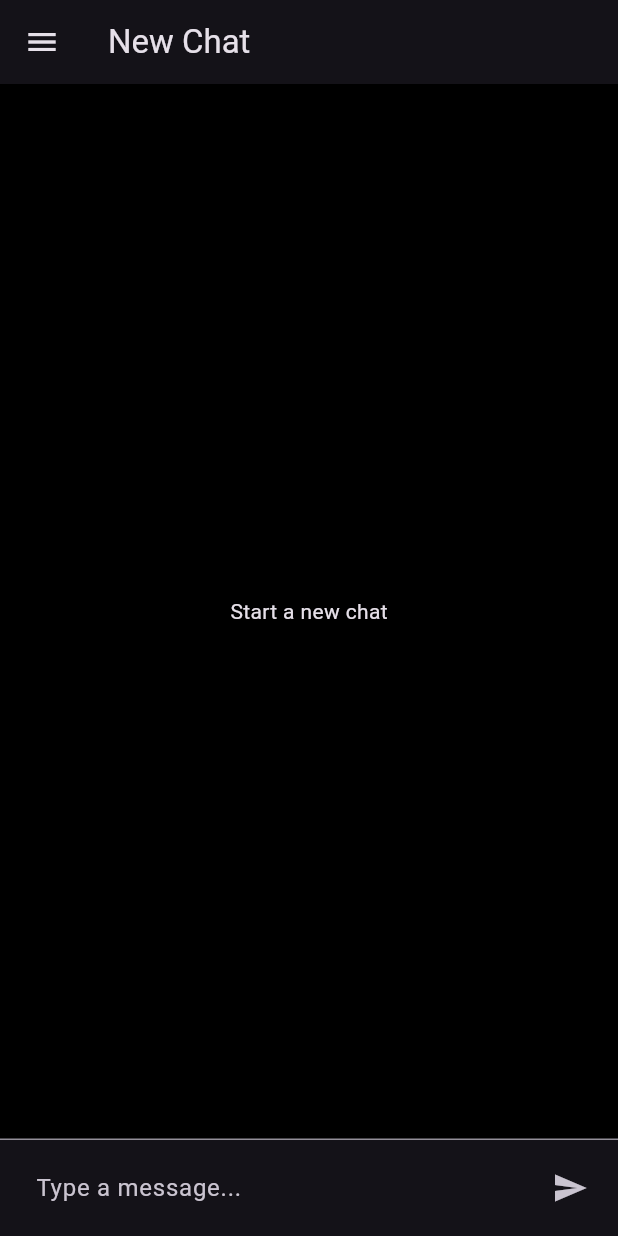
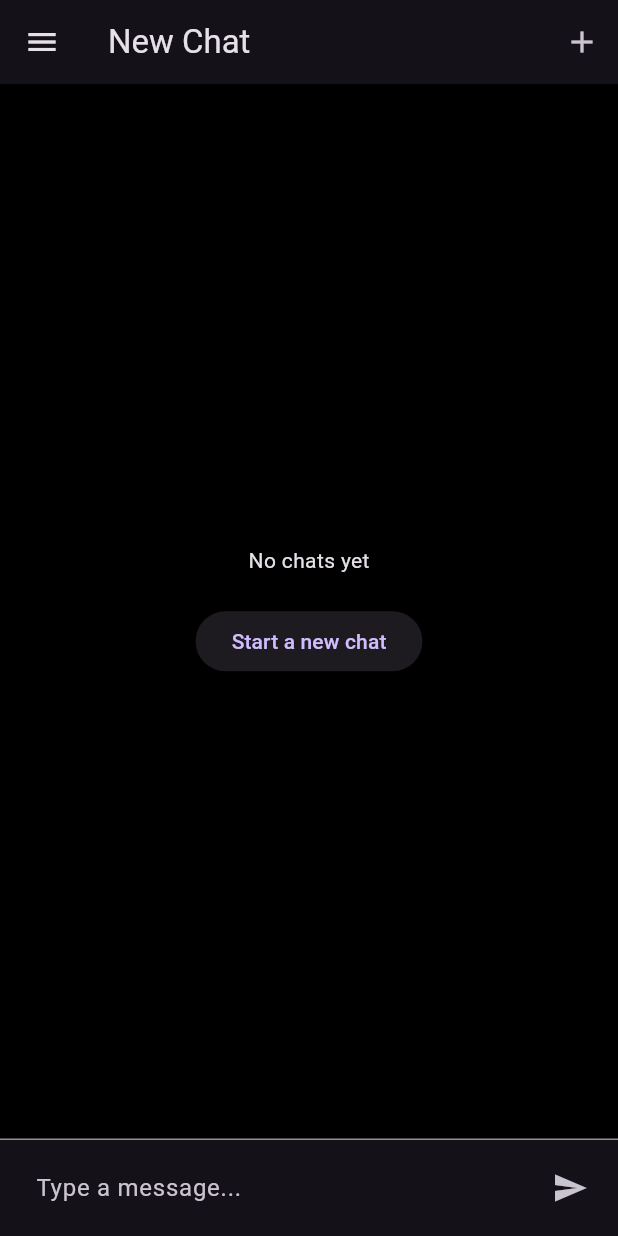
Before and after one commit to jamalihassan0307/Flutter-ChatGPT-Text-and-image-generater, a Flutter app: the ChatScreen screen opened by its route, on a phone screen of 412 x 824 dp. Run offline on Flutter 3.47's test engine with Material 3 defaults, Android fonts, the phone set to English and light mode, and no system bars; our stand-ins replace another_flushbar, cached_network_image, dio, flutter_dotenv, flutter_riverpod, fluttertoast and 2 more; missing offline and left inert: markdown_widget; accounts and stored records are empty.

Commit message:
feat: Add new chat creation and UI improvements in ChatScreen
- Implemented _handleNewChat method for creating new chats via dialog
- Added "New Chat" button in AppBar and empty state screen
- Enhanced empty state UI with a centered message and create chat button
- Simplified chat creation logic when sending first message

```diff
--- a/lib/data/view/chat/chat_screen.dart
+++ b/lib/data/view/chat/chat_screen.dart
@@ -36,6 +36,51 @@ class _ChatScreenState extends ConsumerState<ChatScreen> {
     }
   }
 
+  void _handleNewChat() {
+    showDialog(
+      context: context,
+      builder: (context) => AlertDialog(
+        title: const Text('New Chat'),
+        content: TextField(
+          autofocus: true,
+          decoration: const InputDecoration(
+            hintText: 'Enter chat name',
+            border: OutlineInputBorder(),
+          ),
+          onSubmitted: (value) {
+            if (value.isNotEmpty) {
+              ref.read(chatProvider.notifier).createChat(value).then((_) {
+                final chats = ref.read(chatProvider);
+                if (chats.isNotEmpty) {
+                  setState(() => _selectedChatId = chats.last.id);
+                }
+                Navigator.pop(context);
+              });
+            }
+          },
+        ),
+        actions: [
+          TextButton(
+            onPressed: () => Navigator.pop(context),
+            child: const Text('Cancel'),
+          ),
+          TextButton(
+            onPressed: () {
+              ref.read(chatProvider.notifier).createChat('New Chat').then((_) {
+                final chats = ref.read(chatProvider);
+                if (chats.isNotEmpty) {
+                  setState(() => _selectedChatId = chats.last.id);
+                }
+                Navigator.pop(context);
+              });
+            },
+            child: const Text('Create'),
+          ),
+        ],
+      ),
+    );
+  }
+
   @override
   Widget build(BuildContext context) {
     final chats = ref.watch(chatProvider);
@@ -49,6 +94,12 @@ class _ChatScreenState extends ConsumerState<ChatScreen> {
     return Scaffold(
       appBar: AppBar(
         title: Text(currentChat?.name ?? 'New Chat'),
+        actions: [
+          IconButton(
+            icon: const Icon(Icons.add),
+            onPressed: _handleNewChat,
+          ),
+        ],
       ),
       drawer: ChatDrawer(
         chats: chats,
@@ -62,8 +113,18 @@ class _ChatScreenState extends ConsumerState<ChatScreen> {
         children: [
           Expanded(
             child: currentChat == null
-                ? const Center(
-                    child: Text('Start a new chat'),
+                ? Center(
+                    child: Column(
+                      mainAxisAlignment: MainAxisAlignment.center,
+                      children: [
+                        const Text('No chats yet'),
+                        const SizedBox(height: 20),
+                        ElevatedButton(
+                          onPressed: _handleNewChat,
+                          child: const Text('Start a new chat'),
+                        ),
+                      ],
+                    ),
                   )
                 : ListView.builder(
                     controller: _scrollController,
@@ -83,10 +144,7 @@ class _ChatScreenState extends ConsumerState<ChatScreen> {
             onSend: () {
               if (_textController.text.isNotEmpty) {
                 if (currentChat == null) {
-                  ref
-                      .read(chatProvider.notifier)
-                      .createChat('New Chat')
-                      .then((_) {
+                  ref.read(chatProvider.notifier).createChat('New Chat').then((_) {
                     final newChat = ref.read(chatProvider).last;
                     setState(() => _selectedChatId = newChat.id);
                     _sendMessage(newChat.id);
```
